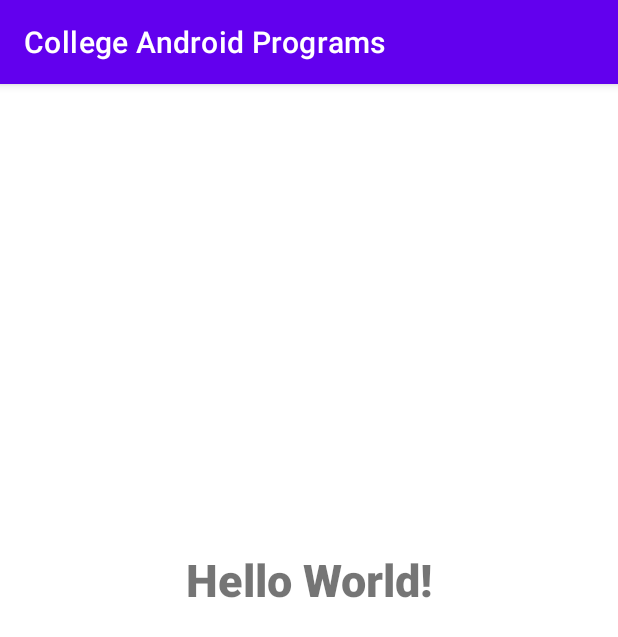
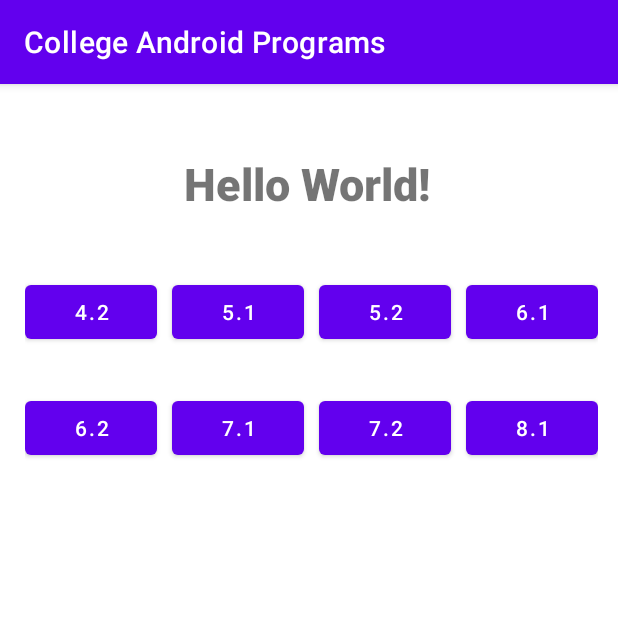
Before and after one commit to VinayakSawant859/CollegeAndroidProgramming, an Android app: the screen it shows after launch (HelloWorld), on a phone screen of 412 x 824 dp. Shown: the top 637 px of the screen. Run offline under Robolectric (Android 15) with nearby library versions, the phone set to English and light mode, and no system bars.

Commit message:
sECOND cOMMIT

```diff
--- a/app/src/main/AndroidManifest.xml
+++ b/app/src/main/AndroidManifest.xml
@@ -9,6 +9,9 @@
         android:roundIcon="@mipmap/ic_launcher_round"
         android:supportsRtl="true"
         android:theme="@style/Theme.CollegeAndroidPrograms">
+        <activity
+            android:name=".AutoCompleteTxtView"
+            android:exported="false" />
         <activity
             android:name=".PersonalInfo"
             android:exported="false" />
--- a/app/src/main/java/com/example/collegeandroidprograms/HelloWorld.java
+++ b/app/src/main/java/com/example/collegeandroidprograms/HelloWorld.java
@@ -5,23 +5,79 @@ import androidx.appcompat.app.AppCompatActivity;
 import android.content.Intent;
 import android.os.Bundle;
 import android.view.View;
+import android.widget.Button;
 import android.widget.TextView;
 
 public class HelloWorld extends AppCompatActivity {
 
-    private TextView TV;
     @Override
     protected void onCreate(Bundle savedInstanceState) {
         super.onCreate(savedInstanceState);
         setContentView(R.layout.activity_main);
 
-        TV = findViewById(R.id.TV);
+        Button prac4_2 = (Button) findViewById(R.id.prac4_2);
+        Button prac5_1 = (Button) findViewById(R.id.prac5_1);
+        Button prac5_2 = (Button) findViewById(R.id.prac5_2);
+        Button prac6_1 = (Button) findViewById(R.id.prac6_1);
+        Button prac6_2 = (Button) findViewById(R.id.prac6_2);
+        Button prac7_1 = (Button) findViewById(R.id.prac7_1);
+        Button prac7_2 = (Button) findViewById(R.id.prac7_2);
+        Button prac8_1 = (Button) findViewById(R.id.prac8_1);
 
-        TV.setOnClickListener(new View.OnClickListener() {
+        prac4_2.setOnClickListener(new View.OnClickListener() {
             @Override
             public void onClick(View view) {
                 startActivity(new Intent(HelloWorld.this, StudentName.class));
             }
         });
+
+        prac5_1.setOnClickListener(new View.OnClickListener() {
+            @Override
+            public void onClick(View view) {
+                startActivity(new Intent(HelloWorld.this, LinearLayout.class));
+            }
+        });
+
+        prac5_2.setOnClickListener(new View.OnClickListener() {
+            @Override
+            public void onClick(View view) {
+                startActivity(new Intent(HelloWorld.this, AbsoluteLayout.class));
+            }
+        });
+
+        prac6_1.setOnClickListener(new View.OnClickListener() {
+            @Override
+            public void onClick(View view) {
+                startActivity(new Intent(HelloWorld.this, TableLayout.class));
+            }
+        });
+
+        prac6_2.setOnClickListener(new View.OnClickListener() {
+            @Override
+            public void onClick(View view) {
+                startActivity(new Intent(HelloWorld.this, FrameLayout.class));
+            }
+        });
+
+        prac7_1.setOnClickListener(new View.OnClickListener() {
+            @Override
+            public void onClick(View view) {
+                startActivity(new Intent(HelloWorld.this, UserLogin.class));
+            }
+        });
+
+        prac7_2.setOnClickListener(new View.OnClickListener() {
+            @Override
+            public void onClick(View view) {
+                startActivity(new Intent(HelloWorld.this, PersonalInfo.class));
+            }
+        });
+
+        prac8_1.setOnClickListener(new View.OnClickListener() {
+            @Override
+            public void onClick(View view) {
+                startActivity(new Intent(HelloWorld.this, AutoCompleteTxtView.class));
+            }
+        });
     }
 }
--- a/app/src/main/java/com/example/collegeandroidprograms/PersonalInfo.java
+++ b/app/src/main/java/com/example/collegeandroidprograms/PersonalInfo.java
@@ -2,6 +2,7 @@ package com.example.collegeandroidprograms;
 
 import androidx.appcompat.app.AppCompatActivity;
 
+import android.content.Intent;
 import android.os.Bundle;
 import android.view.View;
 import android.widget.Button;
@@ -34,5 +35,6 @@ public class PersonalInfo extends AppCompatActivity {
                                 enroll.getText().toString());
             }
         });
+
     }
 }
--- a/app/src/main/java/com/example/collegeandroidprograms/UserLogin.java
+++ b/app/src/main/java/com/example/collegeandroidprograms/UserLogin.java
@@ -35,11 +35,5 @@ public class UserLogin extends AppCompatActivity {
             }
         });
 
-        notify.setOnClickListener(new View.OnClickListener() {
-            @Override
-            public void onClick(View view) {
-                startActivity(new Intent(UserLogin.this, PersonalInfo.class ));
-            }
-        });
     }
 }
--- a/app/src/main/res/layout/activity_main.xml
+++ b/app/src/main/res/layout/activity_main.xml
@@ -15,10 +15,126 @@
         android:textSize="30sp"
         app:layout_constraintBottom_toBottomOf="parent"
         app:layout_constraintEnd_toEndOf="parent"
+        app:layout_constraintHorizontal_bias="0.497"
         app:layout_constraintLeft_toLeftOf="parent"
         app:layout_constraintRight_toRightOf="parent"
         app:layout_constraintStart_toStartOf="parent"
         app:layout_constraintTop_toTopOf="parent"
-        app:layout_constraintVertical_bias="0.426" />
+        app:layout_constraintVertical_bias="0.063" />
+
+    <LinearLayout
+        android:layout_width="wrap_content"
+        android:layout_height="wrap_content"
+        android:orientation="horizontal"
+        app:layout_constraintBottom_toBottomOf="parent"
+        app:layout_constraintEnd_toEndOf="parent"
+        app:layout_constraintHorizontal_bias="0.551"
+        app:layout_constraintStart_toStartOf="parent"
+        app:layout_constraintTop_toTopOf="parent"
+        app:layout_constraintVertical_bias="0.178">
+
+
+        <Button
+            android:id="@+id/prac4.2"
+            android:layout_width="wrap_content"
+            android:layout_height="wrap_content"
+            android:layout_marginRight="10dp"
+            android:text="4.2"
+            app:layout_constraintBottom_toBottomOf="parent"
+            app:layout_constraintTop_toTopOf="parent"
+            tools:ignore="MissingConstraints"
+            tools:layout_editor_absoluteX="206dp" />
+
+        <Button
+            android:id="@+id/prac5.1"
+            android:layout_width="wrap_content"
+            android:layout_height="wrap_content"
+            android:layout_marginRight="10dp"
+            android:text="5.1"
+            app:layout_constraintBottom_toBottomOf="parent"
+            app:layout_constraintTop_toTopOf="parent"
+            tools:ignore="MissingConstraints"
+            tools:layout_editor_absoluteX="121dp" />
+
+        <Button
+            android:id="@+id/prac5.2"
+            android:layout_width="wrap_content"
+            android:layout_height="wrap_content"
+            android:layout_marginRight="10dp"
+            android:text="5.2"
+            app:layout_constraintBottom_toBottomOf="parent"
+            app:layout_constraintTop_toTopOf="parent"
+            tools:ignore="MissingConstraints"
+            tools:layout_editor_absoluteX="16dp" />
+
+        <Button
+            android:id="@+id/prac6.1"
+            android:layout_width="wrap_content"
+            android:layout_height="wrap_content"
+            android:text="6.1"
+            app:layout_constraintBottom_toBottomOf="parent"
+            app:layout_constraintTop_toTopOf="parent"
+            tools:ignore="MissingConstraints"
+            tools:layout_editor_absoluteX="297dp" />
+
+    </LinearLayout>
+
+    <LinearLayout
+        android:layout_width="wrap_content"
+        android:layout_height="wrap_content"
+        android:orientation="horizontal"
+        app:layout_constraintBottom_toBottomOf="parent"
+        app:layout_constraintEnd_toEndOf="parent"
+        app:layout_constraintHorizontal_bias="0.551"
+        app:layout_constraintStart_toStartOf="parent"
+        app:layout_constraintTop_toTopOf="parent"
+        app:layout_constraintVertical_bias="0.285">
+
+
+        <Button
+            android:id="@+id/prac6.2"
+            android:layout_width="wrap_content"
+            android:layout_height="wrap_content"
+            android:layout_marginRight="10dp"
+            android:text="6.2"
+            app:layout_constraintBottom_toBottomOf="parent"
+            app:layout_constraintTop_toTopOf="parent"
+            tools:ignore="MissingConstraints"
+            tools:layout_editor_absoluteX="206dp" />
+
+        <Button
+            android:id="@+id/prac7.1"
+            android:layout_width="wrap_content"
+            android:layout_height="wrap_content"
+            android:layout_marginRight="10dp"
+            android:text="7.1"
+            app:layout_constraintBottom_toBottomOf="parent"
+            app:layout_constraintTop_toTopOf="parent"
+            tools:ignore="MissingConstraints"
+            tools:layout_editor_absoluteX="121dp" />
+
+        <Button
+            android:id="@+id/prac7.2"
+            android:layout_width="wrap_content"
+            android:layout_height="wrap_content"
+            android:layout_marginRight="10dp"
+            android:text="7.2"
+            app:layout_constraintBottom_toBottomOf="parent"
+            app:layout_constraintTop_toTopOf="parent"
+            tools:ignore="MissingConstraints"
+            tools:layout_editor_absoluteX="16dp" />
+
+        <Button
+            android:id="@+id/prac8.1"
+            android:layout_width="wrap_content"
+            android:layout_height="wrap_content"
+            android:text="8.1"
+            app:layout_constraintBottom_toBottomOf="parent"
+            app:layout_constraintTop_toTopOf="parent"
+            tools:ignore="MissingConstraints"
+            tools:layout_editor_absoluteX="297dp" />
+
+    </LinearLayout>
+
 
 </androidx.constraintlayout.widget.ConstraintLayout>
```
Also changed, not shown: app/src/main/java/com/example/collegeandroidprograms/AbsoluteLayout.java (+0 -9 lines), app/src/main/java/com/example/collegeandroidprograms/AutoCompleteTxtView.java (added, +25 -0 lines), app/src/main/java/com/example/collegeandroidprograms/FrameLayout.java (+1 -9 lines), app/src/main/java/com/example/collegeandroidprograms/LinearLayout.java (+2 -9 lines), app/src/main/java/com/example/collegeandroidprograms/StudentName.java (+0 -9 lines), app/src/main/java/com/example/collegeandroidprograms/TableLayout.java (+0 -9 lines), app/src/main/res/layout/activity_auto_complete_txt_view.xml (added, +24 -0 lines).
